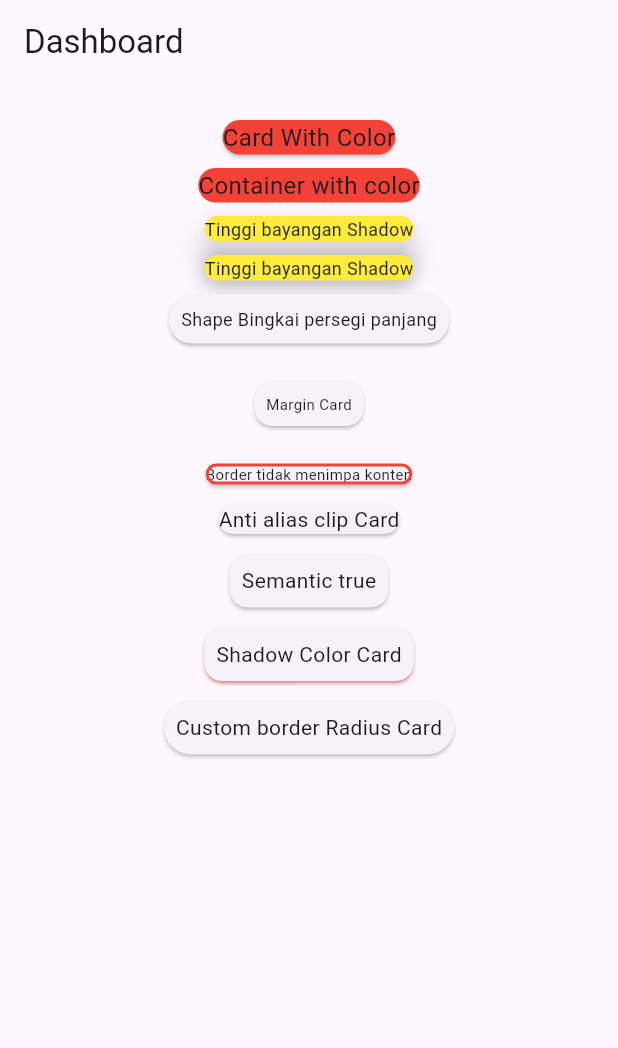
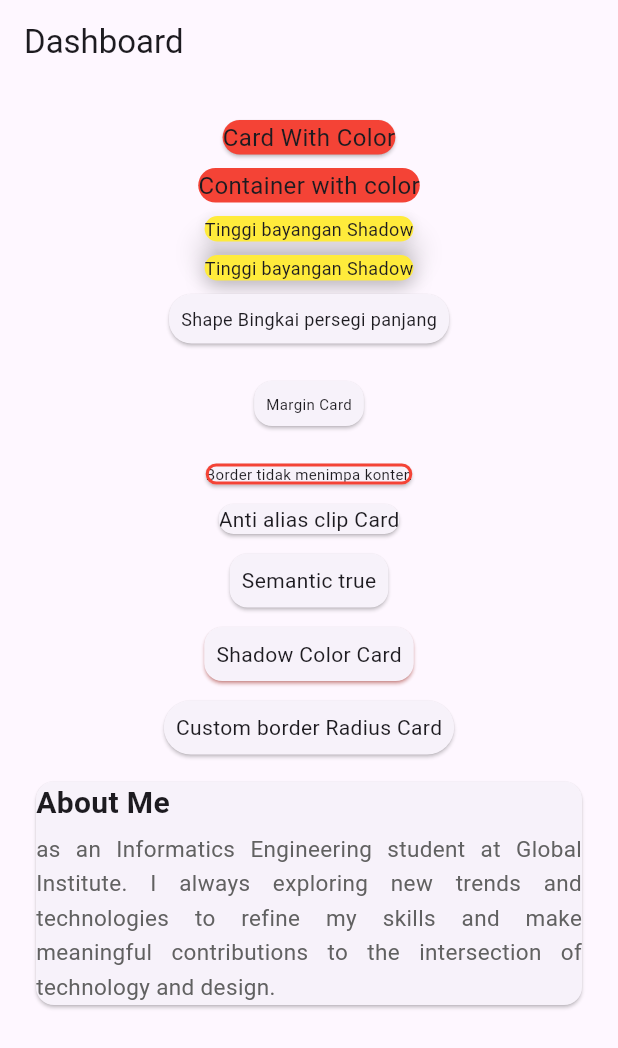
Before and after one commit to helenoktaa/week8_card, a Flutter app: the screen it shows after launch, on a phone screen of 412 x 824 dp. Shown: the top 1048 px of the screen. Run offline on Flutter 3.47's test engine with Material 3 defaults, Android fonts, the phone set to English and light mode, and no system bars.

Commit message:
add card about me

```diff
--- a/lib/pages/page_card_01.dart
+++ b/lib/pages/page_card_01.dart
@@ -141,6 +141,34 @@ class MyCardNight extends StatelessWidget {
                     ),
                   ),
                 ),
+
+                SizedBox(height: 10),
+
+                //card sederhana
+                Card(
+                  child: Column(
+                    crossAxisAlignment: CrossAxisAlignment.start,
+                    children: [
+                      const Text(
+                        'About Me',
+                        style: TextStyle(
+                          fontSize: 20,
+                          fontWeight: FontWeight.bold,
+                        ),
+                      ),
+                      const SizedBox(height: 5),
+                      Text(
+                        'as an Informatics Engineering student at Global Institute. I always exploring new trends and technologies to refine my skills and make meaningful contributions to the intersection of technology and design.',
+                        style: TextStyle(
+                          fontSize: 15,
+                          color: Colors.grey[700],
+                          height: 1.5,
+                        ),
+                        textAlign: TextAlign.justify,
+                      ),
+                    ],
+                  ),
+                ),
               ],
             ),
           ),
```
